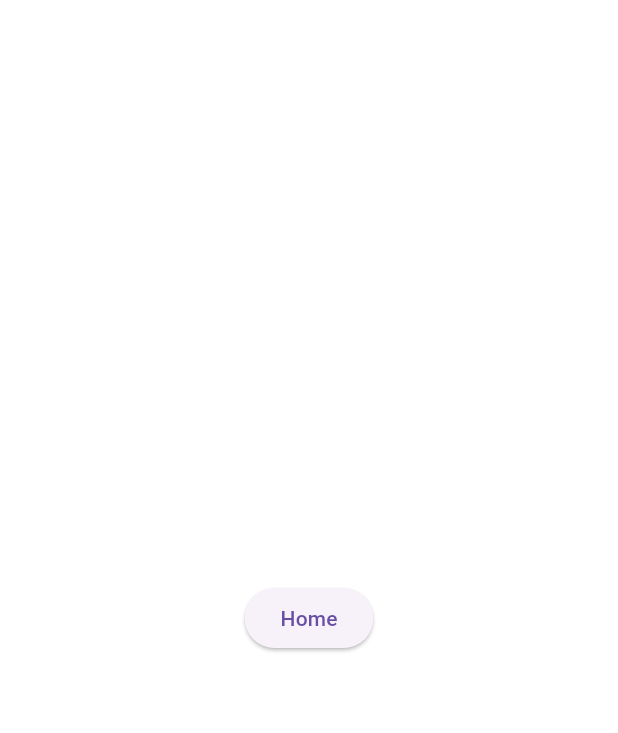
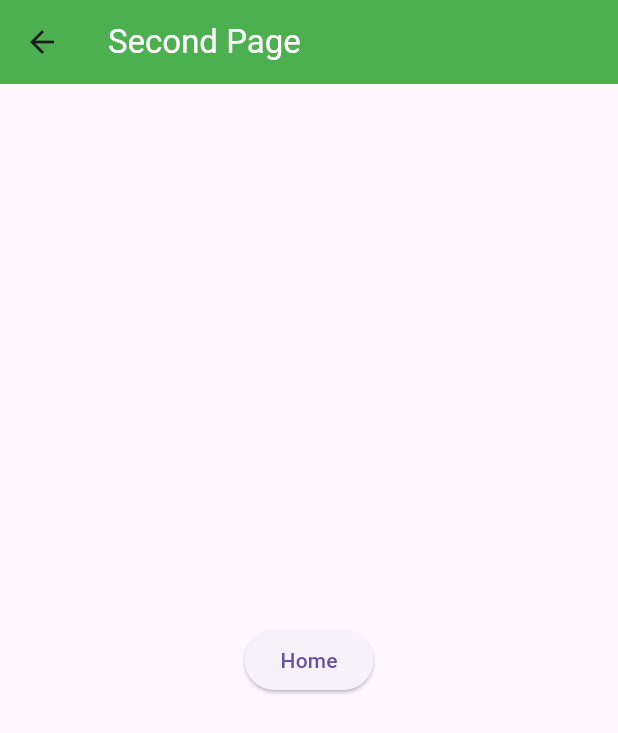
Before and after one commit to vmelia/flutter_template, a Flutter app: the screen it shows after launch, after a tap on the "calculate" icon, after a tap on the "travel explore" icon, on a phone screen of 412 x 824 dp. Shown: the top 733 px of the screen. Run offline on Flutter 3.47's test engine with Material 3 defaults, Android fonts, the phone set to English and light mode, and no system bars; our stand-ins replace equatable, flutter_bloc, get_it.

Commit message:
Created a shared scaffold.

```diff
--- a/lib/main.dart
+++ b/lib/main.dart
@@ -19,13 +19,12 @@ class MainApp extends StatelessWidget {
   @override
   Widget build(BuildContext context) {
     return MaterialApp(
-      home: Scaffold(
-        appBar: AppBar(
-          title: const Text('Flutter Template', style: TextStyle(color: Colors.white)),
-          backgroundColor: Colors.orange,
-        ),
-        body: const HomePage(),
+      debugShowCheckedModeBanner: false,
+      theme: ThemeData(
+        primarySwatch: Colors.blue,
+        primaryColor: Colors.purple,
       ),
+      home: const HomePage(),
       onGenerateRoute: RouteGenerator.generateRoute,
       initialRoute: NavigationRoute.homePage,
       navigatorKey: PageNavigator.navigatorKey,
--- a/lib/view.dart
+++ b/lib/view.dart
@@ -6,6 +6,7 @@ import 'view.dart';
 export "view/pages/home_page.dart";
 export "view/pages/second_page.dart";
 export "view/theme/app_theme_impl.dart";
+export "view/widgets/main_scaffold.dart";
 export "view/widgets/text_with_border.dart";
 
 void configureView() {
--- a/lib/view/pages/home_page.dart
+++ b/lib/view/pages/home_page.dart
@@ -12,26 +12,37 @@ class HomePage extends StatelessWidget {
 
   @override
   Widget build(BuildContext context) {
+    return MainScaffold(
+      title: 'Home Page',
+      body: _PageBloc(),
+    );
+  }
+}
+
+class _PageBloc extends StatelessWidget {
+  @override
+  Widget build(BuildContext context) {
     final mainCubit = GetIt.I<MainCubit>()..initialize();
 
     return BlocProvider(
       create: (BuildContext context) => mainCubit,
       child: BlocBuilder<MainCubit, MainState>(
         bloc: mainCubit,
-        builder: (context, state) => _HomePageView(state: state),
+        builder: (context, state) => _PageBody(state: state),
       ),
     );
   }
 }
 
-class _HomePageView extends StatelessWidget {
-  const _HomePageView({required this.state});
+class _PageBody extends StatelessWidget {
+  const _PageBody({required this.state});
   final MainState state;
 
   @override
   Widget build(BuildContext context) {
     final mainCubit = GetIt.I<MainCubit>();
     final appTheme = GetIt.I<AppTheme>();
+
     return Column(
       crossAxisAlignment: CrossAxisAlignment.stretch,
       children: [
--- a/lib/view/pages/second_page.dart
+++ b/lib/view/pages/second_page.dart
@@ -1,10 +1,21 @@
 import 'package:flutter/material.dart';
 
 import '../../navigation.dart';
+import '../../view.dart';
 
 class SecondPage extends StatelessWidget {
   const SecondPage({super.key});
 
+  @override
+  Widget build(BuildContext context) {
+    return MainScaffold(
+      title: 'Second Page',
+      body: _PageBody(),
+    );
+  }
+}
+
+class _PageBody extends StatelessWidget {
   @override
   Widget build(BuildContext context) {
     return Center(
--- /dev/null
+++ b/lib/view/widgets/main_scaffold.dart
@@ -0,0 +1,20 @@
+import 'package:flutter/material.dart';
+
+class MainScaffold extends StatelessWidget {
+  final String title;
+  final Widget body;
+
+  const MainScaffold({super.key, required this.title, required this.body});
+
+  @override
+  Widget build(BuildContext context) {
+    return Scaffold(
+      appBar: AppBar(
+        title: Text(title, style: const TextStyle(color: Colors.white)),
+        backgroundColor: Colors.green,
+        elevation: 0,
+      ),
+      body: body,
+    );
+  }
+}
```
